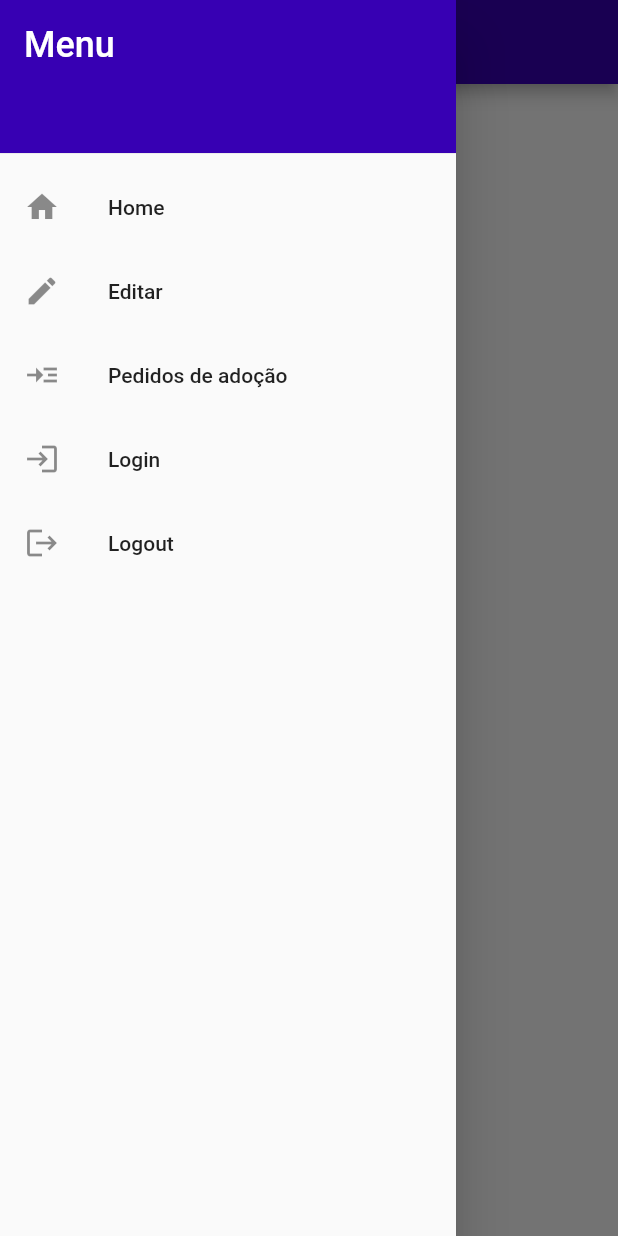
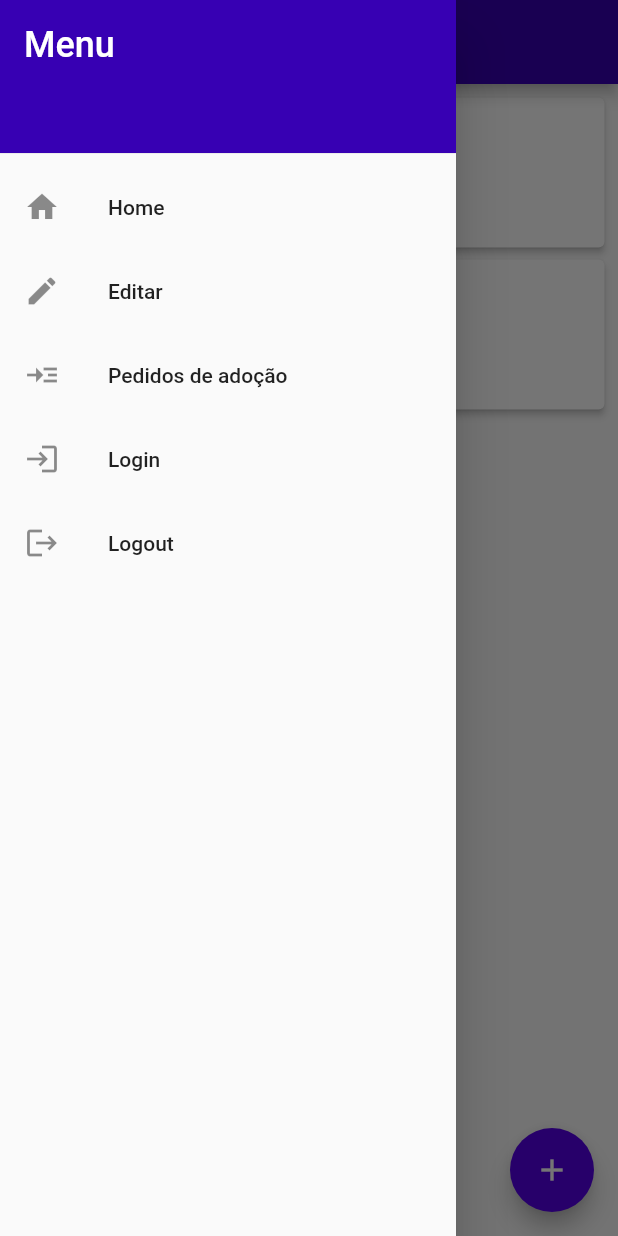
Before and after one commit to filipegmedeiros/gatinhos_ufrn, a Flutter app: the screen it shows after launch, with the side drawer open, on a phone screen of 412 x 824 dp. Run offline on Flutter 3.47's test engine with Material 2 defaults, Android fonts, the phone set to English and light mode, and no system bars; our stand-ins replace image_picker, shared_preferences.

Commit message:
Initiated cat ad list view at home.

```diff
--- a/mobile/gatinhos_mobile/lib/ui/homePage.dart
+++ b/mobile/gatinhos_mobile/lib/ui/homePage.dart
@@ -17,6 +17,21 @@ class Home extends StatefulWidget {
 }
 
 class _HomeState extends State<Home> {
+  List<CatAd> catAdoptionAds = List.empty(growable: true);
+
+  @override
+  void initState() {
+    super.initState();
+    // update cat adoption ad list
+    updateAdList();
+  }
+
+  void updateAdList() {
+    // TODO get adList from database
+    catAdoptionAds.add(CatAd());
+    catAdoptionAds.add(CatAd());
+  }
+
   @override
   Widget build(BuildContext context) {
     return Scaffold(
@@ -26,7 +41,70 @@ class _HomeState extends State<Home> {
         centerTitle: true,
         backgroundColor: Color(0xff3700b3),
       ),
-      drawer: Drawer(
+      drawer: _homeDrawer(),
+      floatingActionButton: FloatingActionButton(
+        // TODO position
+        child: Icon(Icons.add),
+        backgroundColor: Color(0xff5600e8),
+        onPressed: () {
+          _showRegisterCatPage();
+        },
+      ),
+      body: ListView.builder(
+          padding: EdgeInsets.all(5.0),
+          itemCount: catAdoptionAds.length,
+          itemBuilder: (context, index) {
+            return _catAdCard(context, index);
+          }),
+    );
+  }
+
+  void _showRegisterCatPage({CatAd ad}) async {
+    // change to registerCat page
+    CatAd adRet = await Navigator.push(context,
+        MaterialPageRoute(builder: (context) => RegisterCat(catAd: ad)));
+
+    if (adRet != null) {
+      SharedPreferences prefs = await SharedPreferences.getInstance();
+      String token = prefs.getString('token');
+      print("token lido para acesso ao cadastro: " + token);
+
+      if (adRet.id == null) {
+        // salve on database
+        print("salvar contato");
+        //var url = "http://10.0.2.2:3001/api/v1/gatinho/";
+        var url = "http://localhost:3001/api/v1/gatinho/";
+        final response = await http.post(
+          Uri.parse(url),
+          headers: <String, String>{
+            'x-access-token': token,
+          },
+          body: jsonEncode(<String, String>{
+            'name': adRet.catName,
+            'description': adRet.description,
+            //'rescueDate': "2021-05-17T16:57:48.073+00:00", // TODO
+            'gender': adRet.sex,
+            'vaccines': adRet.healthTags.contains("Vacinado(a)").toString(),
+            'castrate': adRet.healthTags.contains("Castrado(a)").toString(),
+          }),
+        );
+
+        print("Resposta do post de criação de ad: ");
+        print(response.body);
+
+        //'image': adRet.img, enviar imagem por multipart
+
+      } else {
+        // update database
+        print("atualizar contato");
+      }
+      // atualizar lista de ads
+    }
+  }
+
+  // Widget
+  _homeDrawer() {
+    return Drawer(
       child: ListView(
         padding: EdgeInsets.zero,
         children: <Widget>[
@@ -64,10 +142,8 @@ class _HomeState extends State<Home> {
             leading: Icon(Icons.read_more),
             title: Text("Pedidos de adoção"),
             onTap: () {
-                Navigator.push(
-                    context,
-                    MaterialPageRoute(
-                        builder: (context) => AdoptionRequests()));
+              Navigator.push(context,
+                  MaterialPageRoute(builder: (context) => AdoptionRequests()));
             },
           ),
           ListTile(
@@ -94,59 +170,24 @@ class _HomeState extends State<Home> {
           ),
         ],
       ),
-      ),
-      body: Container(
-        alignment: Alignment.bottomCenter, // TODO position floating button
-        child: FloatingActionButton(
-          child: Icon(Icons.add),
-          backgroundColor: Color(0xff5600e8),
-          onPressed: () {
-            _showRegisterCatPage();
-          },
-        ),
-      ), // TODO: criar pagina com listagem de anúncios
     );
   }
 
-  void _showRegisterCatPage({CatAd ad}) async {
-    // change to registerCat page
-    CatAd adRet = await Navigator.push(context,
-        MaterialPageRoute(builder: (context) => RegisterCat(catAd: ad)));
-
-    if (adRet != null) {
-      SharedPreferences prefs = await SharedPreferences.getInstance();
-      String token = prefs.getString('token');
-      print("token lido para acesso ao cadastro: " + token);
-      if (adRet.id == null) {
-        // salve on database
-        print("salvar contato");
-        //var url = "http://10.0.2.2:3001/api/v1/gatinho/";
-        var url = "http://localhost:3001/api/v1/gatinho/";
-        final response = await http.post(
-          Uri.parse(url),
-          headers: <String, String>{
-            'x-access-token': token,
+  Widget _catAdCard(BuildContext context, int index) {
+    return Card(
+      elevation: 2,
+      child: InkWell(
+        splashColor: Colors.blue.withAlpha(30),
+        onTap: () {
+          // TODO open cat ad page
+          print("cat ad tapped.");
         },
-          body: jsonEncode(<String, String>{
-            'name': adRet.catName,
-            'description': adRet.description,
-            //'rescueDate': "2021-05-17T16:57:48.073+00:00", // TODO
-            'gender': adRet.sex,
-            'vaccines': adRet.healthTags.contains("Vacinado(a)").toString(),
-            'castrate': adRet.healthTags.contains("Castrado(a)").toString(),
-          }),
+        child: const SizedBox(
+          width: 300,
+          height: 100,
+          child: Text("cat Ad"), // TODO put ad info
+        ),
+      ),
     );
-
-        print("Resposta do post de criação de ad: ");
-        print(response.body);
-
-        //'image': adRet.img, enviar imagem por multipart
-
-      } else {
-        // update database
-        print("atualizar contato");
-      }
-      // atualizar lista de ads
   }
 }
-}
```
Lines whose indentation alone changed are shown as unchanged.
